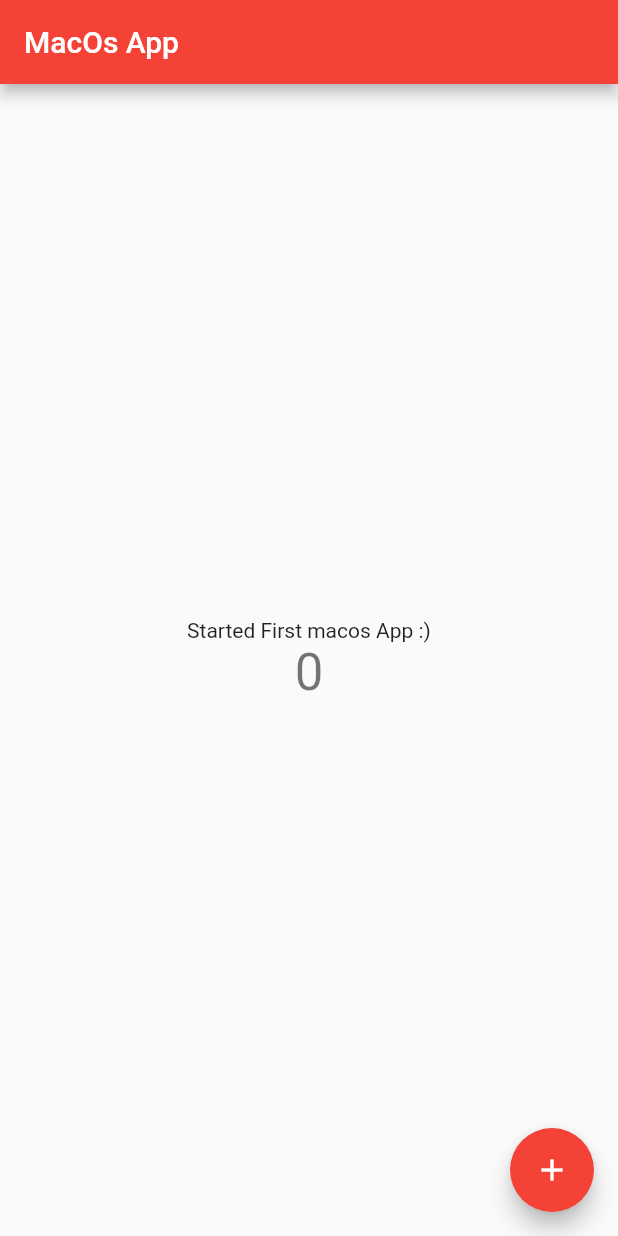
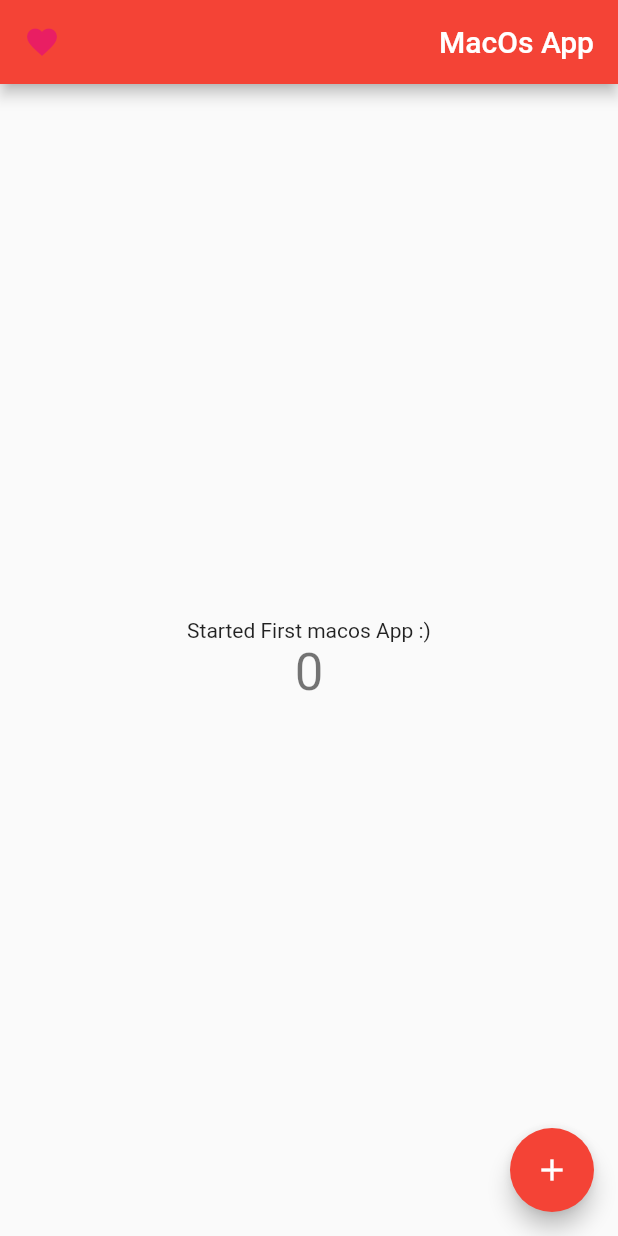
Before and after one commit to SouL-H/Flutter-Desktop, a Flutter app: the screen it shows after launch, on a phone screen of 412 x 824 dp. Run offline on Flutter 3.47's test engine with Material 2 defaults, Android fonts, the phone set to English and light mode, and no system bars.

Commit message:
appbar update

```diff
--- a/flutter_desktop/lib/main.dart
+++ b/flutter_desktop/lib/main.dart
@@ -10,6 +10,7 @@ class MyApp extends StatelessWidget {
   @override
   Widget build(BuildContext context) {
     return MaterialApp(
+      debugShowCheckedModeBanner: false,
       title: 'Flutter Demo',
       theme: ThemeData(
         primarySwatch: Colors.red,
@@ -41,7 +42,17 @@ class _MyHomePageState extends State<MyHomePage> {
   Widget build(BuildContext context) {
     return Scaffold(
       appBar: AppBar(
-        title: Text(widget.title),
+        title: Row(children: [
+          const Icon(
+            Icons.favorite,
+            color: Colors.pink,
+            size: 24.0,
+          ),
+          const Spacer(),
+          Center(
+            child: Text(widget.title),
+          )
+        ]),
       ),
       body: Center(
         child: Column(
```
